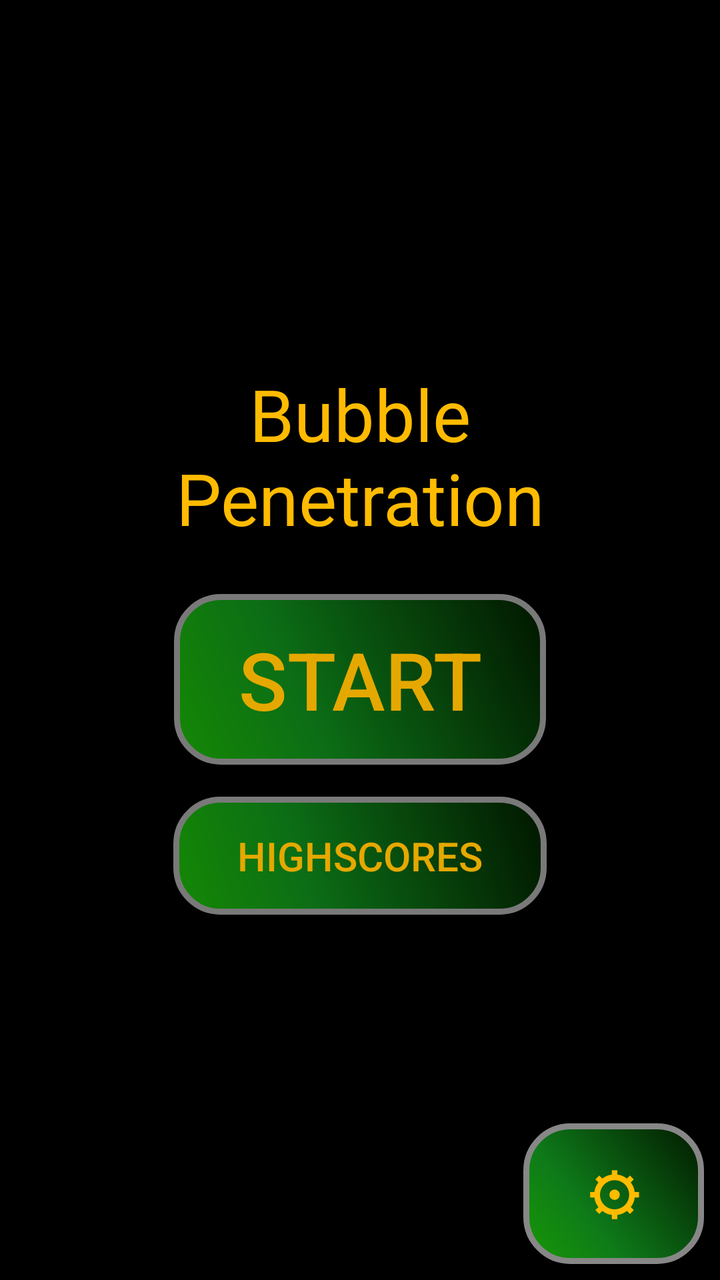
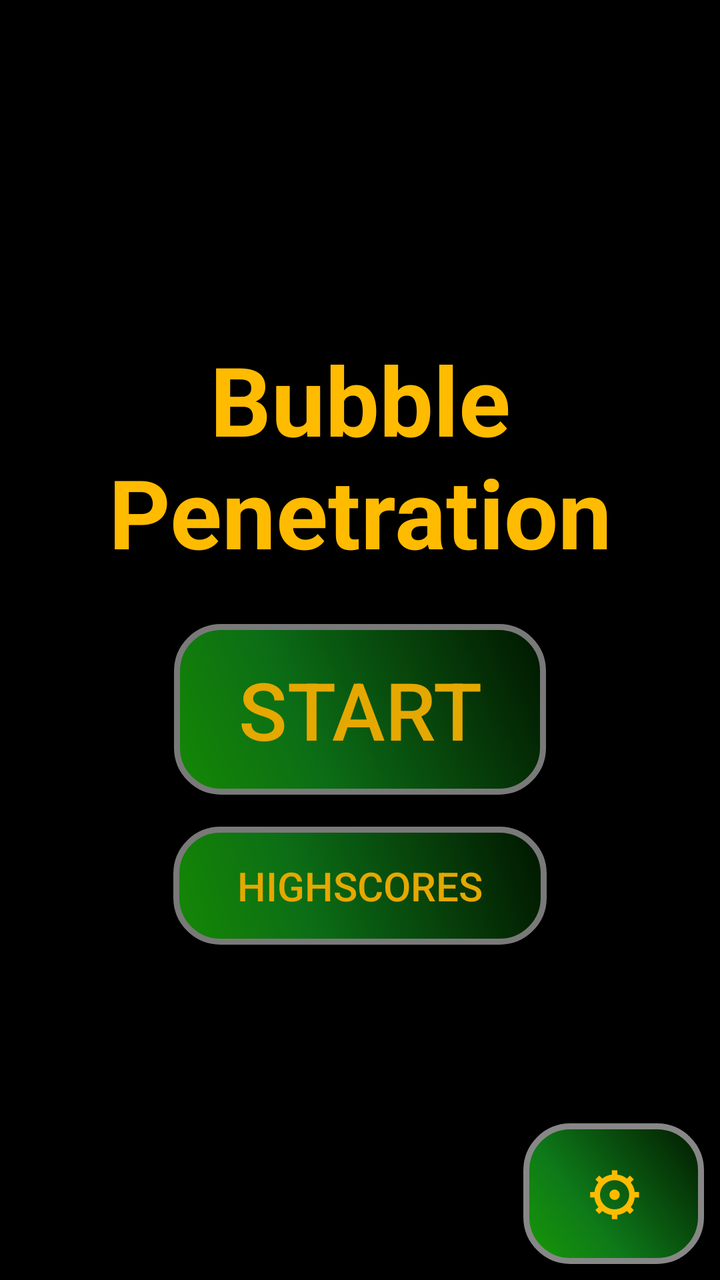

An Android layout rendered at two revisions. The XML below is the earlier revision; the diff shows what the commit changed to produce the second picture.
<!-- AndroidManifest.xml: application theme AppTheme -->
<!-- res/layout/activity_main.xml -->
<RelativeLayout
        xmlns:android="http://schemas.android.com/apk/res/android"
        android:layout_width="match_parent"
        android:layout_height="match_parent">
    <FrameLayout
            android:layout_width="fill_parent"
            android:layout_height="match_parent"
            android:id="@+id/menuGLSurfaceViewHolder"
            android:layout_centerVertical="true"
            android:layout_alignParentStart="true"
            android:layout_alignParentLeft="true"/>
    <LinearLayout
            android:id="@+id/main_menu_actions"
            android:layout_width="match_parent"
            android:layout_height="wrap_content"
            android:orientation="vertical"
            android:layout_centerInParent="true">
        <TextView
                android:layout_width="fill_parent"
                android:layout_height="wrap_content"
                android:id="@+id/menu_title"
                android:text="@string/bubble_penetration"
                android:textColor="@color/gold"
                android:textSize="36sp"
                android:layout_gravity="center"
                android:textAlignment="center"
                android:enabled="true"
                android:layout_marginBottom="16sp"/>
        <Button
                    style="?android:attr/buttonBarButtonStyle"
                android:id="@+id/start_button"
                android:text="@string/start_button_text"
                android:layout_width="wrap_content"
                android:layout_height="wrap_content"
                android:textSize="40sp"
                android:onClick="startGame"
                android:background="@drawable/button"
                android:enabled="true"
                android:alpha="0.9"
                android:textColor="@color/gold"
                android:clickable="true"
                android:layout_margin="8dp"
                android:focusable="true"
                android:layout_gravity="center_horizontal"/>
        <Button
                    style="?android:attr/buttonBarButtonStyle"
                android:id="@+id/highscore_button"
                android:text="@string/highscore_button_text"
                android:layout_width="wrap_content"
                android:layout_height="wrap_content"
                android:textSize="20sp"
                android:background="@drawable/button"
                android:onClick="showHighscores"
                android:enabled="true"
                android:textColor="@color/gold"
                android:alpha="0.9"
                android:clickable="true"
                android:focusable="true"
                android:layout_marginTop="8dp"
                android:layout_gravity="center_horizontal"/>
    </LinearLayout>
    <TextView
            android:id="@+id/champion_text"
            android:layout_width="match_parent"
            android:layout_height="match_parent"
            android:layout_below="@id/main_menu_actions"
            android:layout_above="@id/menu_username"
            android:gravity="center"
            android:padding="12sp"
            android:textAlignment="center"
            android:textColor="@color/gold"
            android:textSize="28sp" />
    <TextView
            android:layout_width="wrap_content"
            android:layout_height="wrap_content"
            android:id="@+id/menu_username"
            android:layout_gravity="start|bottom"
            android:textSize="24sp"
            android:textColor="@color/white"
            android:onClick="showUsernameSelectionScreen"
            android:layout_marginLeft="8sp"
            android:layout_marginBottom="8sp"
            android:clickable="true"
            android:enabled="true"
            android:layout_marginStart="8sp"
            android:focusable="true"
            android:layout_alignParentStart="true"
            android:layout_alignParentLeft="true"
            android:layout_alignParentBottom="true"
            android:layout_toStartOf="@id/settings_button"
            android:layout_toLeftOf="@id/settings_button"/>

    <Button
                    style="?android:attr/buttonBarButtonStyle"
        android:id="@+id/settings_button"
        android:layout_width="wrap_content"
        android:layout_height="wrap_content"
        android:layout_alignParentEnd="true"
        android:layout_alignParentRight="true"
        android:layout_alignParentBottom="true"
        android:layout_margin="8dp"
        android:background="@drawable/button"
        android:onClick="showSettings"
        android:text="@string/settings_icon"
        android:textColor="@color/gold"
        android:textSize="28sp"
        android:textStyle="bold" />
</RelativeLayout>
<!-- resources referenced by this layout -->
<resources>
  <color name="gold">#FFBB00</color>
  <color name="white">#ffffff</color>
  <!-- drawable button (drawable) -->
  <?xml version="1.0" encoding="utf-8"?>
  <shape xmlns:android="http://schemas.android.com/apk/res/android" android:shape="rectangle" >
      <corners android:radius="22dp"/>
      <gradient
          android:angle="45"
          android:centerX="35%"
          android:centerColor="#0E7A19"
          android:startColor="#179805"
          android:endColor="#021900"
          android:type="linear"/>
      <padding
          android:left="32sp"
          android:top="16sp"
          android:right="32sp"
          android:bottom="16sp"/>
      <stroke
          android:width="3dp"
          android:color="#878787"/>
  </shape>
  <string name="bubble_penetration">Bubble\nPenetration</string>
  <string name="highscore_button_text">Highscores</string>
  <string name="settings_icon">⚙</string>
  <string name="start_button_text">Start</string>
  <style name="AppTheme" parent="Base.Theme.AppCompat.Light.DarkActionBar">
          <item name="android:windowBackground">@color/black</item>
      </style>
  <color name="black">#000000</color>
</resources>

<!-- the commit's change to res/layout/activity_main.xml (unified diff, before → after) -->
@@ -1,98 +1,105 @@
-<RelativeLayout
-        xmlns:android="http://schemas.android.com/apk/res/android"
+<RelativeLayout xmlns:android="http://schemas.android.com/apk/res/android"
+    android:layout_width="match_parent"
+    android:layout_height="match_parent">
+
+    <FrameLayout
+        android:id="@+id/menuGLSurfaceViewHolder"
+        android:layout_width="fill_parent"
+        android:layout_height="match_parent"
+        android:layout_alignParentStart="true"
+        android:layout_alignParentLeft="true"
+        android:layout_centerVertical="true" />
+
+    <LinearLayout
+        android:id="@+id/main_menu_actions"
         android:layout_width="match_parent"
-        android:layout_height="match_parent">
-    <FrameLayout
+        android:layout_height="wrap_content"
+        android:layout_centerInParent="true"
+        android:orientation="vertical">
+
+        <TextView
+            android:id="@+id/menu_title"
             android:layout_width="fill_parent"
-            android:layout_height="match_parent"
-            android:id="@+id/menuGLSurfaceViewHolder"
-            android:layout_centerVertical="true"
-            android:layout_alignParentStart="true"
-            android:layout_alignParentLeft="true"/>
-    <LinearLayout
-            android:id="@+id/main_menu_actions"
-            android:layout_width="match_parent"
             android:layout_height="wrap_content"
-            android:orientation="vertical"
-            android:layout_centerInParent="true">
-        <TextView
-                android:layout_width="fill_parent"
-                android:layout_height="wrap_content"
-                android:id="@+id/menu_title"
-                android:text="@string/bubble_penetration"
-                android:textColor="@color/gold"
-                android:textSize="36sp"
-                android:layout_gravity="center"
-                android:textAlignment="center"
-                android:enabled="true"
-                android:layout_marginBottom="16sp"/>
-        <Button
-                    style="?android:attr/buttonBarButtonStyle"
-                android:id="@+id/start_button"
-                android:text="@string/start_button_text"
-                android:layout_width="wrap_content"
-                android:layout_height="wrap_content"
-                android:textSize="40sp"
-                android:onClick="startGame"
-                android:background="@drawable/button"
-                android:enabled="true"
-                android:alpha="0.9"
-                android:textColor="@color/gold"
-                android:clickable="true"
-                android:layout_margin="8dp"
-                android:focusable="true"
-                android:layout_gravity="center_horizontal"/>
-        <Button
-                    style="?android:attr/buttonBarButtonStyle"
-                android:id="@+id/highscore_button"
-                android:text="@string/highscore_button_text"
-                android:layout_width="wrap_content"
-                android:layout_height="wrap_content"
-                android:textSize="20sp"
-                android:background="@drawable/button"
-                android:onClick="showHighscores"
-                android:enabled="true"
-                android:textColor="@color/gold"
-                android:alpha="0.9"
-                android:clickable="true"
-                android:focusable="true"
-                android:layout_marginTop="8dp"
-                android:layout_gravity="center_horizontal"/>
-    </LinearLayout>
-    <TextView
-            android:id="@+id/champion_text"
-            android:layout_width="match_parent"
-            android:layout_height="match_parent"
-            android:layout_below="@id/main_menu_actions"
-            android:layout_above="@id/menu_username"
-            android:gravity="center"
-            android:padding="12sp"
+            android:layout_gravity="center"
+            android:layout_marginBottom="16sp"
+            android:enabled="true"
+            android:text="@string/bubble_penetration"
             android:textAlignment="center"
             android:textColor="@color/gold"
-            android:textSize="28sp" />
-    <TextView
+            android:textSize="48sp"
+            android:textStyle="bold" />
+
+        <Button
+            android:id="@+id/start_button"
+            style="?android:attr/buttonBarButtonStyle"
             android:layout_width="wrap_content"
             android:layout_height="wrap_content"
-            android:id="@+id/menu_username"
-            android:layout_gravity="start|bottom"
-            android:textSize="24sp"
-            android:textColor="@color/white"
-            android:onClick="showUsernameSelectionScreen"
-            android:layout_marginLeft="8sp"
-            android:layout_marginBottom="8sp"
+            android:layout_gravity="center_horizontal"
+            android:layout_margin="8dp"
+            android:alpha="0.9"
+            android:background="@drawable/button"
             android:clickable="true"
             android:enabled="true"
-            android:layout_marginStart="8sp"
             android:focusable="true"
-            android:layout_alignParentStart="true"
-            android:layout_alignParentLeft="true"
-            android:layout_alignParentBottom="true"
-            android:layout_toStartOf="@id/settings_button"
-            android:layout_toLeftOf="@id/settings_button"/>
+            android:onClick="startGame"
+            android:text="@string/start_button_text"
+            android:textColor="@color/gold"
+            android:textSize="40sp" />
+
+        <Button
+            android:id="@+id/highscore_button"
+            style="?android:attr/buttonBarButtonStyle"
+            android:layout_width="wrap_content"
+            android:layout_height="wrap_content"
+            android:layout_gravity="center_horizontal"
+            android:layout_marginTop="8dp"
+            android:alpha="0.9"
+            android:background="@drawable/button"
+            android:clickable="true"
+            android:enabled="true"
+            android:focusable="true"
+            android:onClick="showHighscores"
+            android:text="@string/highscore_button_text"
+            android:textColor="@color/gold"
+            android:textSize="20sp" />
+    </LinearLayout>
+
+    <TextView
+        android:id="@+id/champion_text"
+        android:layout_width="match_parent"
+        android:layout_height="match_parent"
+        android:layout_above="@id/menu_username"
+        android:layout_below="@id/main_menu_actions"
+        android:gravity="center"
+        android:padding="12sp"
+        android:textAlignment="center"
+        android:textColor="@color/gold"
+        android:textSize="28sp" />
+
+    <TextView
+        android:id="@+id/menu_username"
+        android:layout_width="wrap_content"
+        android:layout_height="wrap_content"
+        android:layout_alignParentStart="true"
+        android:layout_alignParentLeft="true"
+        android:layout_alignParentBottom="true"
+        android:layout_gravity="start|bottom"
+        android:layout_marginStart="8sp"
+        android:layout_marginLeft="8sp"
+        android:layout_marginBottom="8sp"
+        android:layout_toStartOf="@id/settings_button"
+        android:layout_toLeftOf="@id/settings_button"
+        android:clickable="true"
+        android:enabled="true"
+        android:focusable="true"
+        android:onClick="showUsernameSelectionScreen"
+        android:textColor="@color/white"
+        android:textSize="24sp" />
 
     <Button
-                    style="?android:attr/buttonBarButtonStyle"
         android:id="@+id/settings_button"
+        style="?android:attr/buttonBarButtonStyle"
         android:layout_width="wrap_content"
         android:layout_height="wrap_content"
         android:layout_alignParentEnd="true"
